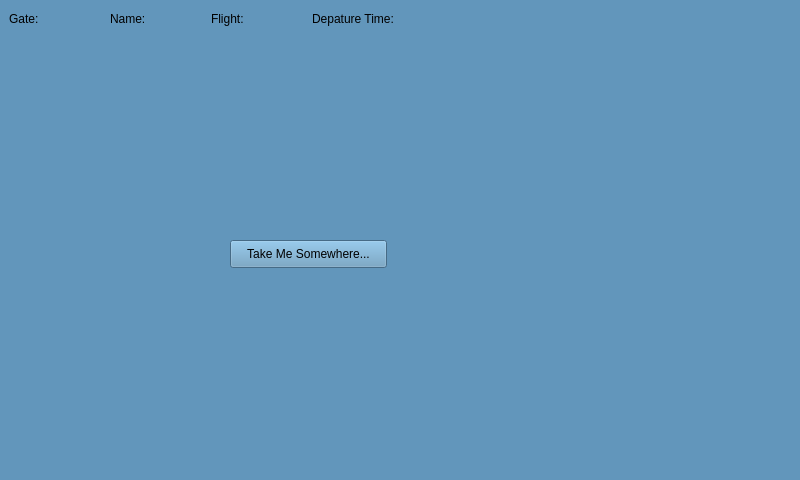
Before: the Qt Designer form ui/the.ui in yussefsoudan/sdp-ian, drawn with Qt 5.
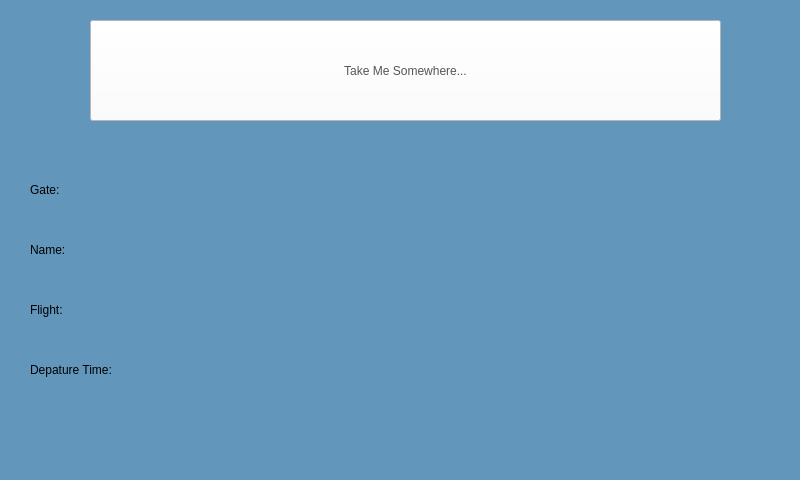
After: the same form once the commit is applied. The open tabs and pages were chosen to show the change.

What changed in the file:
```diff
--- a/ui/the.ui
+++ b/ui/the.ui
@@ -183,12 +183,17 @@
    <widget class="QPushButton" name="go_somewhere">
     <property name="geometry">
      <rect>
-      <x>230</x>
-      <y>240</y>
-      <width>157</width>
-      <height>28</height>
+      <x>90</x>
+      <y>20</y>
+      <width>631</width>
+      <height>101</height>
      </rect>
     </property>
+    <property name="styleSheet">
+     <string notr="true">background-color: rgb(255, 255, 255);
+color: rgb(85, 87, 83);
+font: 20 40pt &quot;montserrat&quot;;</string>
+    </property>
     <property name="text">
      <string>Take Me Somewhere...</string>
     </property>
@@ -202,8 +207,8 @@
    <widget class="QLabel" name="label_9">
     <property name="geometry">
      <rect>
-      <x>9</x>
-      <y>9</y>
+      <x>30</x>
+      <y>180</y>
       <width>35</width>
       <height>20</height>
      </rect>
@@ -215,8 +220,8 @@
    <widget class="QLabel" name="label_7">
     <property name="geometry">
      <rect>
-      <x>110</x>
-      <y>9</y>
+      <x>30</x>
+      <y>240</y>
       <width>43</width>
       <height>20</height>
      </rect>
@@ -228,8 +233,8 @@
    <widget class="QLabel" name="label_8">
     <property name="geometry">
      <rect>
-      <x>211</x>
-      <y>9</y>
+      <x>30</x>
+      <y>300</y>
       <width>41</width>
       <height>20</height>
      </rect>
@@ -241,8 +246,8 @@
    <widget class="QLabel" name="label_6">
     <property name="geometry">
      <rect>
-      <x>312</x>
-      <y>9</y>
+      <x>30</x>
+      <y>360</y>
       <width>101</width>
       <height>20</height>
      </rect>
```
Left out of the diff: 43 changed lines with no effect on the pictures.
